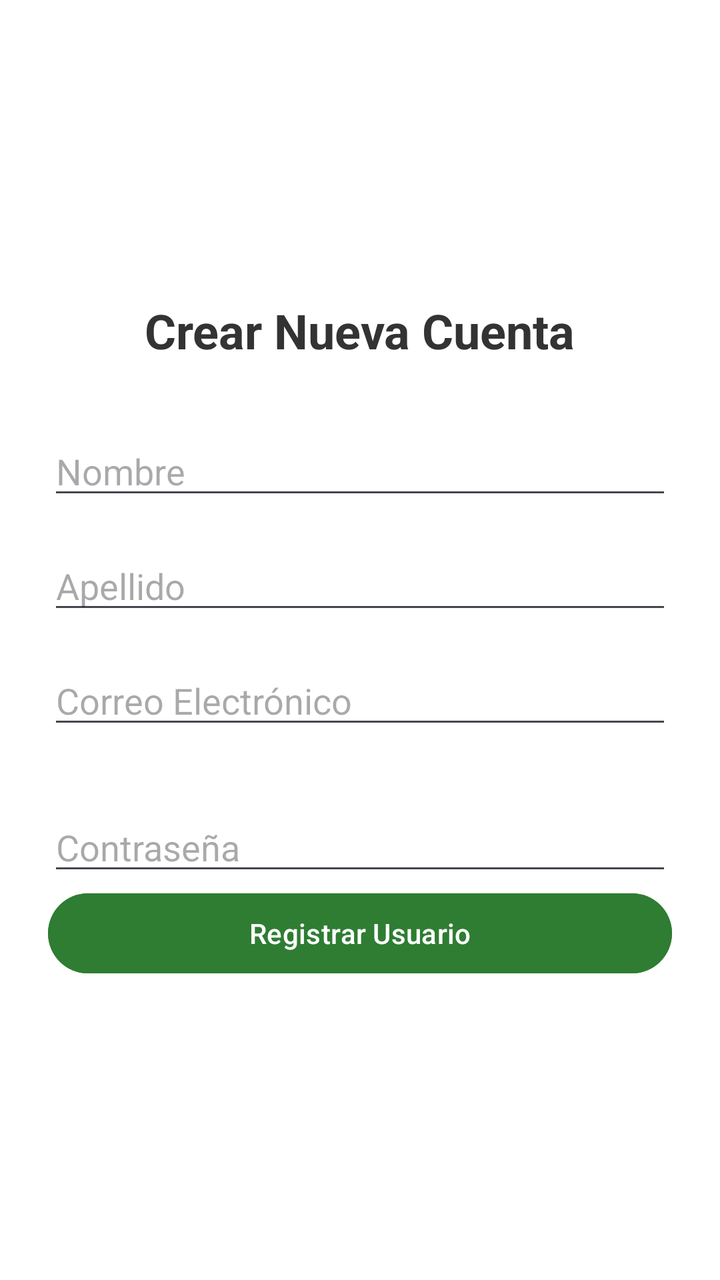
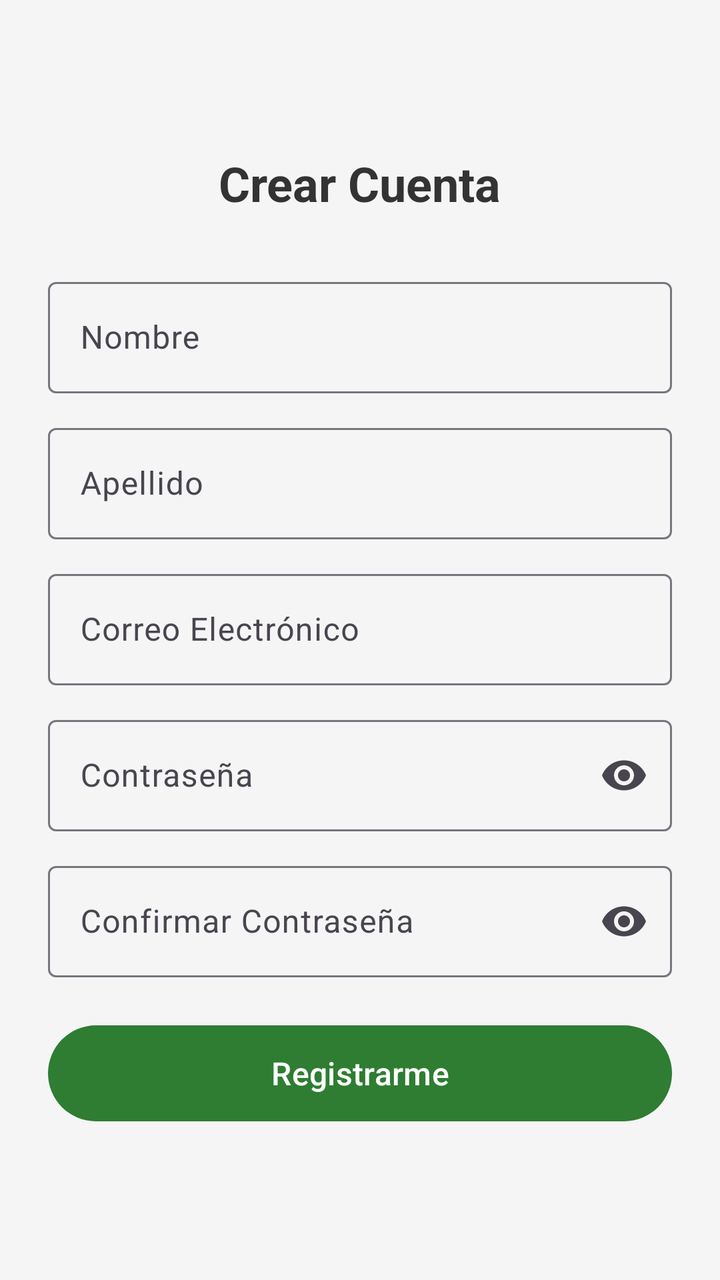

Before-and-after screenshots of an Android layout around one commit, followed by the original layout XML and the change that was made.
<!-- AndroidManifest.xml: application theme Theme.ControlDeGastos -->
<!-- res/layout/activity_register.xml -->
<?xml version="1.0" encoding="utf-8"?>
<LinearLayout xmlns:android="http://schemas.android.com/apk/res/android"
              android:id="@+id/main"
              android:layout_width="match_parent"
              android:layout_height="match_parent"
              android:orientation="vertical"
              android:padding="24dp"
              android:gravity="center"
              android:background="#FFFFFF">

    <TextView
            android:layout_width="wrap_content"
            android:layout_height="wrap_content"
            android:text="Crear Nueva Cuenta"
            android:textSize="24sp"
            android:textStyle="bold"
            android:textColor="#333333"
            android:layout_marginBottom="32dp"/>

    <EditText
            android:id="@+id/etNombre"
            android:layout_width="match_parent"
            android:layout_height="wrap_content"
            android:hint="Nombre"
            android:inputType="textPersonName"
            android:layout_marginBottom="16dp"/>

    <EditText
            android:id="@+id/etApellido"
            android:layout_width="match_parent"
            android:layout_height="wrap_content"
            android:hint="Apellido"
            android:inputType="textPersonName"
            android:layout_marginBottom="16dp"/>

    <EditText
            android:id="@+id/etEmail"
            android:layout_width="match_parent"
            android:layout_height="wrap_content"
            android:hint="Correo Electrónico"
            android:inputType="textEmailAddress"
            android:layout_marginBottom="32dp"/>

    <EditText
            android:id="@+id/etContrasena"
            android:layout_width="match_parent"
            android:layout_height="wrap_content"
            android:hint="Contraseña"
            android:inputType="textPassword" />

    <Button
            android:id="@+id/btnRegistrar"
            android:layout_width="match_parent"
            android:layout_height="wrap_content"
            android:text="Registrar Usuario"
            android:backgroundTint="#2E7D32"/>

</LinearLayout>
<!-- resources referenced by this layout -->
<resources>
  <style name="Theme.ControlDeGastos" parent="Base.Theme.ControlDeGastos" />
  <style name="Base.Theme.ControlDeGastos" parent="Theme.Material3.Light.NoActionBar">
          <item name="colorPrimary">@color/verde_primario</item>
          <item name="colorOnPrimary">@color/white</item>
          <item name="colorSecondary">@color/verde_oscuro</item>
          <item name="android:statusBarColor">@color/verde_oscuro</item>
          <item name="android:windowBackground">@color/fondo</item>
      </style>
  <color name="verde_primario">#2E7D32</color>
  <color name="white">#FFFFFFFF</color>
  <color name="verde_oscuro">#1B5E20</color>
  <color name="fondo">#F5F5F5</color>
</resources>

<!-- the commit's change to res/layout/activity_register.xml (unified diff, before → after) -->
@@ -1,58 +1,131 @@
 <?xml version="1.0" encoding="utf-8"?>
-<LinearLayout xmlns:android="http://schemas.android.com/apk/res/android"
-              android:id="@+id/main"
-              android:layout_width="match_parent"
-              android:layout_height="match_parent"
-              android:orientation="vertical"
-              android:padding="24dp"
-              android:gravity="center"
-              android:background="#FFFFFF">
+<ScrollView xmlns:android="http://schemas.android.com/apk/res/android"
+    xmlns:app="http://schemas.android.com/apk/res-auto"
+    xmlns:tools="http://schemas.android.com/tools"
+    android:layout_width="match_parent"
+    android:layout_height="match_parent"
+    android:fillViewport="true">
 
-    <TextView
+    <LinearLayout
+        android:layout_width="match_parent"
+        android:layout_height="wrap_content"
+        android:gravity="center"
+        android:orientation="vertical"
+        android:padding="24dp">
+
+        <TextView
             android:layout_width="wrap_content"
             android:layout_height="wrap_content"
-            android:text="Crear Nueva Cuenta"
+            android:layout_marginBottom="28dp"
+            android:text="@string/crear_cuenta_titulo"
+            android:textColor="@color/texto_principal"
             android:textSize="24sp"
-            android:textStyle="bold"
-            android:textColor="#333333"
-            android:layout_marginBottom="32dp"/>
+            android:textStyle="bold" />
 
-    <EditText
-            android:id="@+id/etNombre"
+        <com.google.android.material.textfield.TextInputLayout
+            android:id="@+id/tilNombre"
+            style="@style/Widget.Material3.TextInputLayout.OutlinedBox"
             android:layout_width="match_parent"
             android:layout_height="wrap_content"
-            android:hint="Nombre"
-            android:inputType="textPersonName"
-            android:layout_marginBottom="16dp"/>
+            android:layout_marginBottom="12dp"
+            android:hint="@string/nombre">
 
-    <EditText
-            android:id="@+id/etApellido"
+            <com.google.android.material.textfield.TextInputEditText
+                android:id="@+id/etNombre"
+                android:layout_width="match_parent"
+                android:layout_height="wrap_content"
+                android:autofillHints="personGivenName"
+                android:inputType="textPersonName"
+                android:maxLines="1" />
+        </com.google.android.material.textfield.TextInputLayout>
+
+        <com.google.android.material.textfield.TextInputLayout
+            android:id="@+id/tilApellido"
+            style="@style/Widget.Material3.TextInputLayout.OutlinedBox"
             android:layout_width="match_parent"
             android:layout_height="wrap_content"
-            android:hint="Apellido"
-            android:inputType="textPersonName"
-            android:layout_marginBottom="16dp"/>
+            android:layout_marginBottom="12dp"
+            android:hint="@string/apellido">
 
-    <EditText
-            android:id="@+id/etEmail"
+            <com.google.android.material.textfield.TextInputEditText
+                android:id="@+id/etApellido"
+                android:layout_width="match_parent"
+                android:layout_height="wrap_content"
+                android:autofillHints="personFamilyName"
+                android:inputType="textPersonName"
+                android:maxLines="1" />
+        </com.google.android.material.textfield.TextInputLayout>
+
+        <com.google.android.material.textfield.TextInputLayout
+            android:id="@+id/tilEmail"
+            style="@style/Widget.Material3.TextInputLayout.OutlinedBox"
             android:layout_width="match_parent"
             android:layout_height="wrap_content"
-            android:hint="Correo Electrónico"
-            android:inputType="textEmailAddress"
-            android:layout_marginBottom="32dp"/>
+            android:layout_marginBottom="12dp"
+            android:hint="@string/correo_electronico">
 
-    <EditText
-            android:id="@+id/etContrasena"
+            <com.google.android.material.textfield.TextInputEditText
+                android:id="@+id/etEmail"
+                android:layout_width="match_parent"
+                android:layout_height="wrap_content"
+                android:autofillHints="emailAddress"
+                android:inputType="textEmailAddress"
+                android:maxLines="1" />
+        </com.google.android.material.textfield.TextInputLayout>
+
+        <com.google.android.material.textfield.TextInputLayout
+            android:id="@+id/tilContrasena"
+            style="@style/Widget.Material3.TextInputLayout.OutlinedBox"
             android:layout_width="match_parent"
             android:layout_height="wrap_content"
-            android:hint="Contraseña"
-            android:inputType="textPassword" />
+            android:layout_marginBottom="12dp"
+            android:hint="@string/contrasena"
+            app:endIconMode="password_toggle">
 
-    <Button
+            <com.google.android.material.textfield.TextInputEditText
+                android:id="@+id/etContrasena"
+                android:layout_width="match_parent"
+                android:layout_height="wrap_content"
+                android:autofillHints="newPassword"
+                android:inputType="textPassword"
+                android:maxLines="1" />
+        </com.google.android.material.textfield.TextInputLayout>
+
+        <com.google.android.material.textfield.TextInputLayout
+            android:id="@+id/tilConfirmarContrasena"
+            style="@style/Widget.Material3.TextInputLayout.OutlinedBox"
+            android:layout_width="match_parent"
+            android:layout_height="wrap_content"
+            android:layout_marginBottom="20dp"
+            android:hint="@string/confirmar_contrasena"
+            app:endIconMode="password_toggle">
+
+            <com.google.android.material.textfield.TextInputEditText
+                android:id="@+id/etConfirmarContrasena"
+                android:layout_width="match_parent"
+                android:layout_height="wrap_content"
+                android:autofillHints="newPassword"
+                android:inputType="textPassword"
+                android:maxLines="1" />
+        </com.google.android.material.textfield.TextInputLayout>
+
+        <Button
             android:id="@+id/btnRegistrar"
             android:layout_width="match_parent"
+            android:layout_height="56dp"
+            android:text="@string/registrar_usuario"
+            android:textSize="16sp"
+            app:backgroundTint="@color/verde_primario" />
+
+        <com.google.android.material.progressindicator.CircularProgressIndicator
+            android:id="@+id/progressRegistro"
+            android:layout_width="wrap_content"
             android:layout_height="wrap_content"
-            android:text="Registrar Usuario"
-            android:backgroundTint="#2E7D32"/>
+            android:layout_marginTop="12dp"
+            android:indeterminate="true"
+            android:visibility="gone"
+            app:indicatorColor="@color/verde_primario"
+            tools:visibility="visible" />
 
-</LinearLayout>
+    </LinearLayout>
+</ScrollView>
<!-- resource entries referenced after the edit -->
@@ -1,5 +1,6 @@
 <!-- resources referenced by this layout -->
 <resources>
+  <color name="texto_principal">#333333</color>
   <style name="Theme.ControlDeGastos" parent="Base.Theme.ControlDeGastos" />
   <style name="Base.Theme.ControlDeGastos" parent="Theme.Material3.Light.NoActionBar">
           <item name="colorPrimary">@color/verde_primario</item>
@@ -9,6 +10,13 @@
           <item name="android:windowBackground">@color/fondo</item>
       </style>
   <color name="verde_primario">#2E7D32</color>
+  <string name="apellido">Apellido</string>
+  <string name="confirmar_contrasena">Confirmar Contraseña</string>
+  <string name="contrasena">Contraseña</string>
+  <string name="correo_electronico">Correo Electrónico</string>
+  <string name="crear_cuenta_titulo">Crear Cuenta</string>
+  <string name="nombre">Nombre</string>
+  <string name="registrar_usuario">Registrarme</string>
   <color name="white">#FFFFFFFF</color>
   <color name="verde_oscuro">#1B5E20</color>
   <color name="fondo">#F5F5F5</color>
